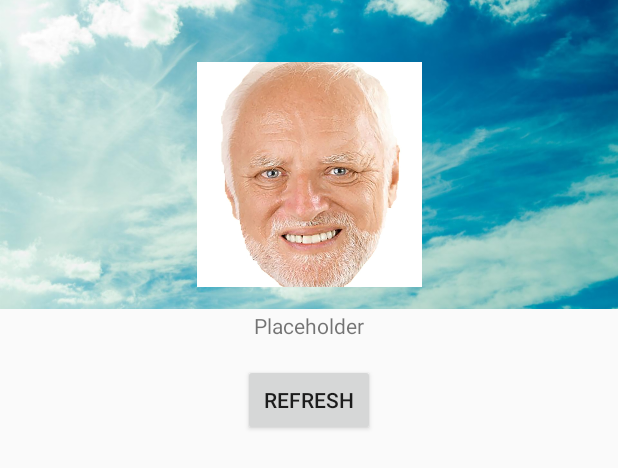
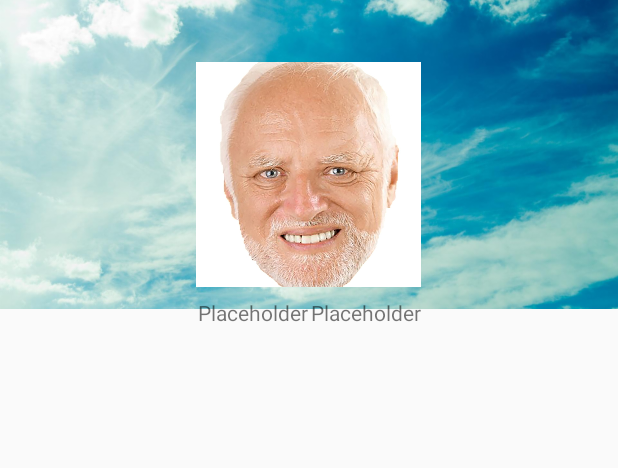
Before and after one commit to TobiasTermeczky/androidContact, an Android app: the layout person_detail.xml on its own in the app's theme, with its tools: preview values and no code run, on a phone screen of 412 x 824 dp. Shown: the top 468 px of the screen. Run offline under Robolectric (Android 15) with nearby library versions, the phone set to English and light mode, and no system bars.

```diff
--- a/app/src/main/AndroidManifest.xml
+++ b/app/src/main/AndroidManifest.xml
@@ -10,13 +10,15 @@
         android:roundIcon="@mipmap/ic_launcher_round"
         android:supportsRtl="true"
         android:theme="@style/AppTheme">
-        <activity android:name=".MainActivity">
+        <activity android:name=".PersonList">
             <intent-filter>
                 <action android:name="android.intent.action.MAIN" />
 
                 <category android:name="android.intent.category.LAUNCHER" />
             </intent-filter>
         </activity>
+        <activity android:name=".PersonDetail">
+        </activity>
     </application>
 
 </manifest>
--- a/app/src/main/res/layout/activity_main.xml
+++ b/app/src/main/res/layout/person_detail.xml
@@ -4,7 +4,7 @@
     xmlns:tools="http://schemas.android.com/tools"
     android:layout_width="match_parent"
     android:layout_height="match_parent"
-    tools:context="nl.yzaazy.contactslist.MainActivity">
+    tools:context="nl.yzaazy.contactslist.PersonDetail">
 
     <android.support.constraint.Guideline
         android:layout_width="wrap_content"
@@ -13,7 +13,7 @@
         android:orientation="vertical"
         app:layout_constraintGuide_percent="0.5"
         tools:layout_editor_absoluteY="0dp"
-        tools:layout_editor_absoluteX="192dp" />
+        tools:layout_editor_absoluteX="180dp" />
 
     <android.support.constraint.Guideline
         android:layout_width="wrap_content"
@@ -23,6 +23,15 @@
         app:layout_constraintGuide_percent="0.25"
         tools:layout_editor_absoluteY="128dp"
         tools:layout_editor_absoluteX="0dp" />
+
+    <android.support.constraint.Guideline
+        android:id="@+id/guideline3"
+        android:layout_width="wrap_content"
+        android:layout_height="wrap_content"
+        android:orientation="horizontal"
+        app:layout_constraintGuide_percent="0.05"
+        tools:layout_editor_absoluteX="0dp"
+        tools:layout_editor_absoluteY="26dp" />
 
     <ImageView
         android:id="@+id/sky"
@@ -46,39 +55,53 @@
         android:layout_marginLeft="8dp"
         android:layout_marginRight="8dp"
         android:layout_marginStart="8dp"
-        android:layout_marginTop="0dp"
         android:contentDescription="@string/harold"
         android:cropToPadding="true"
         app:layout_constraintLeft_toLeftOf="parent"
         app:layout_constraintRight_toRightOf="parent"
         app:layout_constraintTop_toTopOf="@+id/guideline3"
-        app:srcCompat="@drawable/harold" />
+        app:srcCompat="@drawable/harold"
+        app:layout_constraintHorizontal_bias="0.498" />
 
-    <TextView
-        android:id="@+id/tvFullName"
+    <android.support.constraint.ConstraintLayout
         android:layout_width="wrap_content"
         android:layout_height="wrap_content"
-        android:layout_marginTop="16dp"
-        android:text="@string/name"
+        android:layout_marginLeft="8dp"
+        android:layout_marginRight="8dp"
+        android:layout_marginTop="7dp"
+        android:orientation="horizontal"
         app:layout_constraintLeft_toLeftOf="parent"
         app:layout_constraintRight_toRightOf="parent"
-        app:layout_constraintTop_toBottomOf="@+id/profilePicture" />
+        app:layout_constraintTop_toBottomOf="@+id/profilePicture"
+        android:id="@+id/constraintLayout">
 
-    <Button
-        android:id="@+id/buttonRefresh"
-        android:layout_width="wrap_content"
-        android:layout_height="wrap_content"
-        android:layout_marginTop="16dp"
-        android:text="@string/refresh"
-        app:layout_constraintLeft_toLeftOf="parent"
-        app:layout_constraintRight_toRightOf="parent"
-        app:layout_constraintTop_toBottomOf="@+id/tvFullName" />
+        <TextView
+            android:id="@+id/tvFirstName"
+            android:layout_width="wrap_content"
+            android:layout_height="wrap_content"
+            android:layout_marginStart="8dp"
+            android:layout_marginLeft="8dp"
+            android:layout_marginTop="0dp"
+            android:layout_weight="1"
+            android:text="@string/name"
+            app:layout_constraintLeft_toLeftOf="parent"
+            app:layout_constraintTop_toTopOf="parent" />
 
-    <android.support.constraint.Guideline
-        android:layout_width="wrap_content"
-        android:layout_height="wrap_content"
-        android:id="@+id/guideline3"
-        app:layout_constraintGuide_percent="0.05"
-        android:orientation="horizontal" />
+        <TextView
+            android:id="@+id/tvLastName"
+            android:layout_width="wrap_content"
+            android:layout_height="wrap_content"
+            android:layout_marginStart="2dp"
+            android:layout_marginEnd="8dp"
+            android:layout_marginLeft="2dp"
+            android:layout_marginRight="8dp"
+            android:layout_marginTop="0dp"
+            android:layout_weight="0.20"
+            android:text="@string/name"
+            app:layout_constraintHorizontal_bias="0.0"
+            app:layout_constraintLeft_toRightOf="@+id/tvFirstName"
+            app:layout_constraintRight_toRightOf="parent"
+            app:layout_constraintTop_toTopOf="parent" />
+    </android.support.constraint.ConstraintLayout>
 
 </android.support.constraint.ConstraintLayout>
--- a/app/src/main/res/values/strings.xml
+++ b/app/src/main/res/values/strings.xml
@@ -4,4 +4,8 @@
     <string name="sky">Sky</string>
     <string name="name">Placeholder</string>
     <string name="refresh">Refresh</string>
+    <string name="fullname">fullName</string>
+    <string name="profilepicture">profilePicture</string>
+    <string name="firstname">firstName</string>
+    <string name="lastname">lastName</string>
 </resources>
```
Also changed, not shown: app/src/main/java/nl/yzaazy/contactslist/Person.java (added, +9 -0 lines), app/src/main/java/nl/yzaazy/contactslist/PersonAdapter.java (added, +72 -0 lines), app/src/main/java/nl/yzaazy/contactslist/PersonDetail.java (added, +28 -0 lines), app/src/main/java/nl/yzaazy/contactslist/PersonList.java (renamed from app/src/main/java/nl/yzaazy/contactslist/MainActivity.java, +45 -57 lines), app/src/main/res/layout/person_list.xml (added, +17 -0 lines), app/src/main/res/layout/person_row.xml (added, +53 -0 lines).
